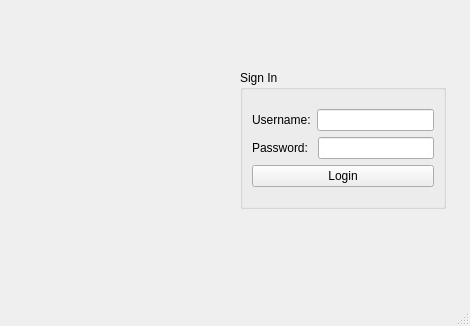
Before: the Qt Designer form Client/mainwindow.ui in Costyyy/NetworksProject, drawn with Qt 5.
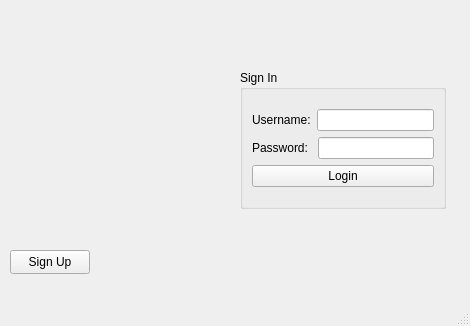
After: the same form once the commit is applied.

The edit to the form file:
```diff
--- a/Client/mainwindow.ui
+++ b/Client/mainwindow.ui
@@ -76,6 +76,19 @@
      </item>
     </layout>
    </widget>
+   <widget class="QPushButton" name="pushButton_signUp">
+    <property name="geometry">
+     <rect>
+      <x>10</x>
+      <y>250</y>
+      <width>80</width>
+      <height>24</height>
+     </rect>
+    </property>
+    <property name="text">
+     <string>Sign Up</string>
+    </property>
+   </widget>
   </widget>
   <widget class="QMenuBar" name="menubar">
    <property name="geometry">
```
Left out of the diff: 2 changed lines with no effect on the pictures.
